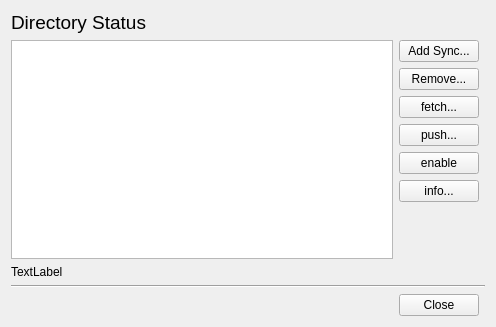
This is src/mirall/statusdialog.ui in nextcloud/desktop as Qt 5 draws it before an edit. The edited form follows.
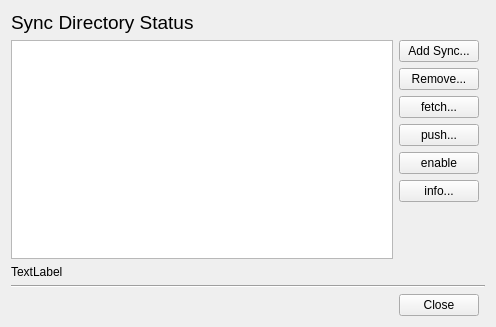
This is the edited form.

```diff
--- a/src/mirall/statusdialog.ui
+++ b/src/mirall/statusdialog.ui
@@ -22,7 +22,7 @@
       </font>
      </property>
      <property name="text">
-      <string>Directory Status</string>
+      <string>Sync Directory Status</string>
      </property>
     </widget>
    </item>
```
